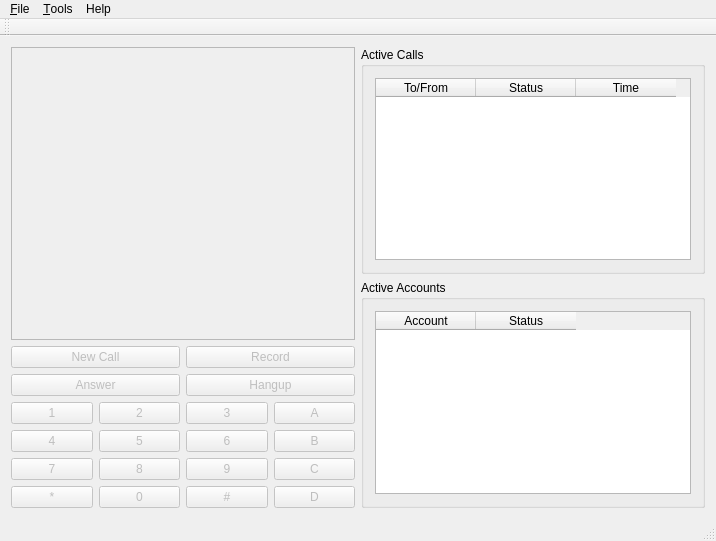
karlma/freeswitch-b1.10, file fscomm/mainwindow.ui: the form before one commit.
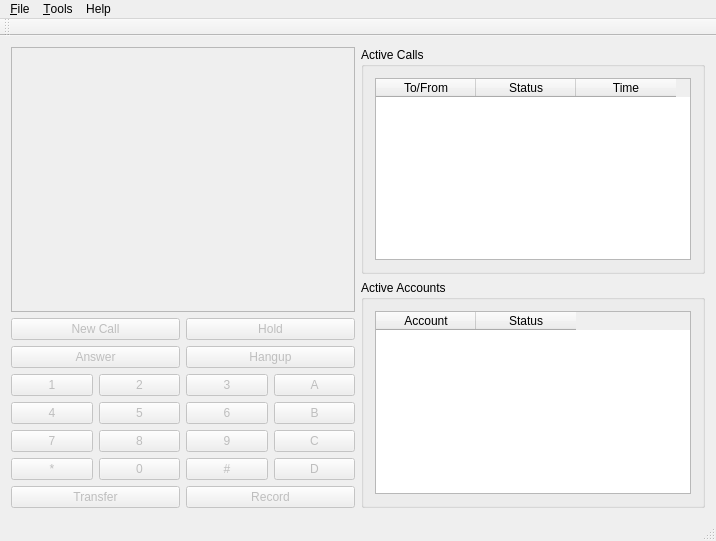
The form after the commit.

Commit message: Add hold feature.

Diff of the .ui file:
```diff
--- a/fscomm/mainwindow.ui
+++ b/fscomm/mainwindow.ui
@@ -14,7 +14,9 @@
    <string>FSComm - A FreeSWITCH Communicator</string>
   </property>
   <widget class="QWidget" name="centralWidget">
-   <layout class="QHBoxLayout" name="horizontalLayout_4">
+   <layout class="QHBoxLayout" name="horizontalLayout_5">
+    <item>
+     <layout class="QVBoxLayout" name="verticalLayout_3">
     <item>
      <layout class="QVBoxLayout" name="verticalLayout_2">
       <item>
@@ -40,12 +42,12 @@
          </widget>
         </item>
         <item>
-         <widget class="QPushButton" name="recoredCallBtn">
+           <widget class="QPushButton" name="btnHold">
           <property name="enabled">
            <bool>false</bool>
           </property>
           <property name="text">
-           <string>Record</string>
+             <string>Hold</string>
           </property>
           <property name="checkable">
            <bool>true</bool>
@@ -240,6 +242,32 @@
           </property>
           <property name="text">
            <string>C</string>
+            </property>
+           </widget>
+          </item>
+         </layout>
+        </item>
+       </layout>
+      </item>
+      <item>
+       <layout class="QHBoxLayout" name="horizontalLayout_4">
+        <item>
+         <widget class="QPushButton" name="btnTransfer">
+          <property name="enabled">
+           <bool>false</bool>
+          </property>
+          <property name="text">
+           <string>Transfer</string>
+          </property>
+         </widget>
+        </item>
+        <item>
+         <widget class="QPushButton" name="recoredCallBtn">
+          <property name="enabled">
+           <bool>false</bool>
+          </property>
+          <property name="text">
+           <string>Record</string>
           </property>
          </widget>
         </item>
```
Lines whose indentation alone changed are shown as unchanged. The commit also changes 8 other files.
